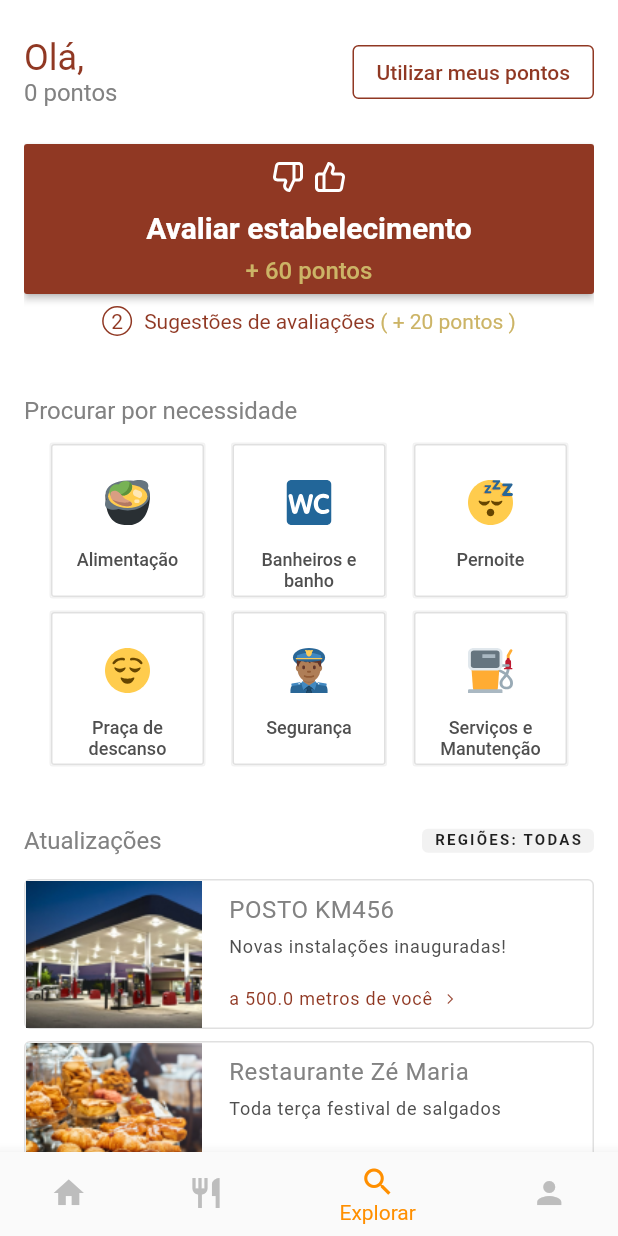
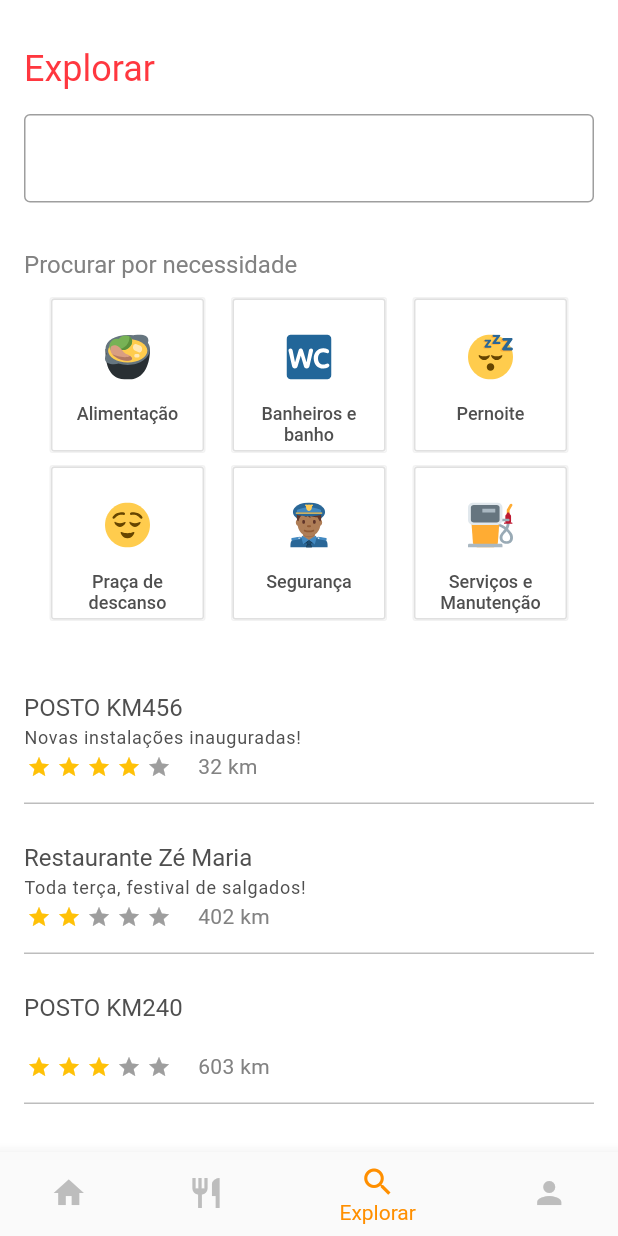
Before and after one commit to rafaelmpessoa/ccr268-mobile, a Flutter app: the screen it shows after launch, item 3 of the bottom bar chosen, on a phone screen of 412 x 824 dp. Run offline on Flutter 3.47's test engine with Material 2 defaults, Android fonts, the phone set to English and light mode, and no system bars; drawn by our look-alikes of flutter_rating_bar; our stand-ins replace auto_route, bloc, cloud_firestore, dartz, flutter_bloc, flutter_svg and 3 more; missing offline and left inert: esys_flutter_share, qrscan; accounts and stored records are empty; generated files the repository leaves out were written again.

Commit message:
final project

```diff
--- a/lib/constants.dart
+++ b/lib/constants.dart
@@ -6,8 +6,8 @@ const kBackgroudColor06 = Color(0xFFF2F2F2);
 const kBackgroudColor03 = Color(0xFF828282);
 const kBackgroudColor04 = Color(0xFFBDBDBD);
 const kBackgroudColor05 = Color(0xFFE0E0E0);
-const kBrandColor = Color(0xFF903823);
-const kYellowColor = Color(0xFFCCB466);
+const kBrandColor = Color(0xFFFF373F);
+const kYellowColor = Color(0xFF333333);
 const kPrimaryColor = Color(0xFFF25F3A);
 const kPaddingVertial = 16.0;
 const kBoxHeigth = 136.0;
--- a/lib/presentation/explore/explore_page.dart
+++ b/lib/presentation/explore/explore_page.dart
@@ -0,0 +1,243 @@
+import 'package:ccr/constants.dart';
+import 'package:flutter/material.dart';
+import 'package:flutter_rating_bar/flutter_rating_bar.dart';
+import 'package:flutter_svg/flutter_svg.dart';
+
+class ExplorePage extends StatelessWidget {
+  @override
+  Widget build(BuildContext context) {
+    return Container(
+      color: Colors.white,
+      padding: const EdgeInsets.symmetric(horizontal: kPaddingVertial),
+      child: SingleChildScrollView(
+        child: Column(
+          children: <Widget>[
+            SizedBox(
+              height: 32,
+            ),
+            _buildHeader(),
+            SizedBox(
+              height: 32,
+            ),
+            Column(
+              crossAxisAlignment: CrossAxisAlignment.start,
+              children: <Widget>[
+                _buildListItem("POSTO KM456", "Novas instalações inauguradas!",
+                    4, 32, context),
+                SizedBox(
+                  height: 26,
+                ),
+                _buildListItem("Restaurante Zé Maria",
+                    "Toda terça, festival de salgados!", 2, 402, context),
+                SizedBox(
+                  height: 26,
+                ),
+                _buildListItem("POSTO KM240", "", 3, 603, context),
+                SizedBox(
+                  height: kPaddingVertial,
+                ),
+              ],
+            ),
+          ],
+        ),
+      ),
+    );
+  }
+
+  Widget _buildListItem(String title, String description, double ratting,
+      double distance, BuildContext context) {
+    return Column(
+      children: <Widget>[
+        _buildStoppinPointItem(
+          title,
+          description,
+          ratting,
+          distance,
+        ),
+        SizedBox(
+          height: 16,
+        ),
+        Container(
+          height: 1,
+          width: double.infinity,
+          color: kBackgroudColor04,
+        )
+      ],
+    );
+  }
+
+  Column _buildHeader() {
+    return Column(
+      crossAxisAlignment: CrossAxisAlignment.start,
+      children: <Widget>[
+        Text(
+          "Explorar",
+          style: TextStyle(
+            color: kBrandColor,
+            fontSize: 24,
+          ),
+        ),
+        SizedBox(
+          height: kPaddingVertial,
+        ),
+        TextField(
+          decoration: InputDecoration(
+            border: OutlineInputBorder(
+              borderSide: BorderSide(
+                width: 1,
+              ),
+            ),
+          ),
+        ),
+        SizedBox(
+          height: 32,
+        ),
+        _buildGridFeatures(),
+        SizedBox(
+          height: 16,
+        ),
+      ],
+    );
+  }
+
+  Container _buildGridFeatures() {
+    return Container(
+      width: double.infinity,
+      child: Column(
+        crossAxisAlignment: CrossAxisAlignment.start,
+        children: <Widget>[
+          Text(
+            "Procurar por necessidade",
+            style: TextStyle(fontSize: 16, color: kBackgroudColor03),
+          ),
+          SizedBox(
+            height: 12,
+          ),
+          Column(
+            children: <Widget>[
+              Row(
+                mainAxisAlignment: MainAxisAlignment.spaceEvenly,
+                children: <Widget>[
+                  _buildGridItem("Alimentação", "assets/icons/comida.svg"),
+                  _buildGridItem("Banheiros e\nbanho", "assets/icons/wc.svg"),
+                  _buildGridItem("Pernoite", "assets/icons/dormir.svg"),
+                ],
+              ),
+              SizedBox(
+                height: 8,
+              ),
+              Row(
+                mainAxisAlignment: MainAxisAlignment.spaceEvenly,
+                children: <Widget>[
+                  _buildGridItem(
+                      "Praça de\ndescanso", "assets/icons/descanso.svg"),
+                  _buildGridItem("Segurança", "assets/icons/seguranca.svg"),
+                  _buildGridItem(
+                      "Serviços e\nManutenção", "assets/icons/servicos.svg"),
+                ],
+              ),
+            ],
+          ),
+        ],
+      ),
+    );
+  }
+
+  Container _buildGridItem(String text, String icon) {
+    return Container(
+      width: 104,
+      height: 104,
+      decoration: BoxDecoration(
+        borderRadius: BorderRadius.circular(2),
+        border: Border.all(
+          color: kBackgroudColor06,
+          width: 1,
+        ),
+      ),
+      child: OutlineButton(
+        onPressed: () => null,
+        child: Column(
+          children: <Widget>[
+            SizedBox(
+              height: 24,
+            ),
+            SvgPicture.asset(icon),
+            SizedBox(
+              height: 16,
+            ),
+            Text(
+              text,
+              style: TextStyle(
+                color: kBackgroudColor02,
+                fontSize: 12,
+              ),
+              textAlign: TextAlign.center,
+            )
+          ],
+        ),
+      ),
+    );
+  }
+
+  Column _buildStoppinPointItem(
+      String title, String description, double ratting, double distance) {
+    return Column(
+      crossAxisAlignment: CrossAxisAlignment.start,
+      children: <Widget>[
+        Text(
+          title,
+          style: TextStyle(
+            fontSize: 16,
+            color: kBackgroudColor02,
+          ),
+        ),
+        SizedBox(
+          height: 4,
+        ),
+        Text(
+          description,
+          style: TextStyle(
+            letterSpacing: 0.5,
+            fontSize: 12,
+            color: kBackgroudColor02,
+          ),
+        ),
+        SizedBox(
+          height: 4,
+        ),
+        Row(
+          children: <Widget>[
+            RatingBar(
+              ignoreGestures: true,
+              itemSize: 16,
+              initialRating: ratting,
+              minRating: 1,
+              direction: Axis.horizontal,
+              allowHalfRating: true,
+              itemCount: 5,
+              itemPadding: EdgeInsets.symmetric(horizontal: 2.0),
+              itemBuilder: (context, _) => Icon(
+                Icons.star,
+                color: Colors.amber,
+              ),
+              onRatingUpdate: (rating) {
+                print(rating);
+              },
+            ),
+            SizedBox(
+              width: 16,
+            ),
+            Text(
+              "${distance.toInt()} km",
+              style: TextStyle(
+                color: kBackgroudColor03,
+                fontSize: 14,
+                letterSpacing: 0.25,
+              ),
+            )
+          ],
+        )
+      ],
+    );
+  }
+}
--- a/lib/presentation/home/home_page.dart
+++ b/lib/presentation/home/home_page.dart
@@ -2,6 +2,7 @@ import 'package:auto_route/auto_route.dart';
 import 'package:ccr/constants.dart';
 import 'package:ccr/domain/models/user.dart';
 import 'package:ccr/injection.dart';
+import 'package:ccr/presentation/explore/explore_page.dart';
 import 'package:ccr/presentation/home/bloc/home_bloc.dart';
 import 'package:ccr/presentation/router.gr.dart';
 import 'package:ccr/presentation/splash/splash_page.dart';
@@ -31,11 +32,15 @@ class _HomePageState extends State<HomePage> {
         );
     isSplashPage = true;
 
-    Future.delayed(Duration(milliseconds: 1000)).then((value) {
-      setState(() {
+    Future.delayed(Duration(milliseconds: 1000)).then(
+      (value) {
+        setState(
+          () {
             isSplashPage = false;
-      });
-    });
+          },
+        );
+      },
+    );
   }
 
   int _selectedIndex = 0;
@@ -44,6 +49,17 @@ class _HomePageState extends State<HomePage> {
     setState(() {
       _selectedIndex = index;
     });
+  }
+
+  Widget _selectPage(Size size) {
+    switch (_selectedIndex) {
+      case 2:
+        return ExplorePage();
+        break;
+      default:
+        return _buldHomePage(size);
+        break;
+    }
   }
 
   @override
@@ -55,14 +71,19 @@ class _HomePageState extends State<HomePage> {
           ? SplashPage()
           : BaseScaffold(
               bottomNavigationBar: _buildNavigationBottomBar(),
-              body: Container(
+              body: _selectPage(size),
+            ),
+    );
+  }
+
+  Container _buldHomePage(Size size) {
+    return Container(
+      color: Colors.white,
       padding: EdgeInsets.symmetric(
         horizontal: 16,
       ),
       child: SingleChildScrollView(
         child: _buildHomeBody(size),
-                ),
-              ),
       ),
     );
   }
@@ -343,7 +364,10 @@ class _HomePageState extends State<HomePage> {
         ),
       ),
       child: OutlineButton(
-        onPressed: () => null,
+        onPressed: () => ExtendedNavigator.of(context).pushNamed(
+          Routes.exploreItemPage,
+          arguments: ExploreItemPageArguments(needName: text),
+        ),
         child: Column(
           children: <Widget>[
             SizedBox(
--- a/lib/presentation/rate/rate_page.dart
+++ b/lib/presentation/rate/rate_page.dart
@@ -15,7 +15,9 @@ class RatePage extends StatelessWidget with StepMixin {
   @override
   Widget build(BuildContext context) {
     return BaseScaffold(
-      body: Column(
+      body: Container(
+        color: Colors.white,
+        child: Column(
           crossAxisAlignment: CrossAxisAlignment.start,
           children: <Widget>[
             // SizedBox(
@@ -64,6 +66,7 @@ class RatePage extends StatelessWidget with StepMixin {
               ),
             )
           ],
+        ),
       ),
     );
   }
--- a/lib/presentation/rate/rate_step_page.dart
+++ b/lib/presentation/rate/rate_step_page.dart
@@ -68,7 +68,9 @@ class _RateStepPageState extends State<RateStepPage> {
   @override
   Widget build(BuildContext context) {
     return BaseScaffold(
-      body: SingleChildScrollView(
+      body: Container(
+        color: Colors.white,
+        child: SingleChildScrollView(
           child: Column(
             crossAxisAlignment: CrossAxisAlignment.start,
             children: <Widget>[
@@ -149,6 +151,7 @@ class _RateStepPageState extends State<RateStepPage> {
                 ),
               ),
             ],
+          ),
         ),
       ),
     );
--- a/lib/presentation/rate/rate_success_page.dart
+++ b/lib/presentation/rate/rate_success_page.dart
@@ -11,7 +11,8 @@ class RateSuccessPage extends StatelessWidget {
   @override
   Widget build(BuildContext context) {
     return BaseScaffold(
-      body: Padding(
+      body: Container(
+        color: Colors.white,
         padding: const EdgeInsets.symmetric(horizontal: 75),
         child: Column(
           children: <Widget>[
--- a/lib/presentation/router.dart
+++ b/lib/presentation/router.dart
@@ -1,4 +1,6 @@
 import 'package:auto_route/auto_route_annotations.dart';
+import 'package:ccr/presentation/explore/explore_item_page.dart';
+import 'package:ccr/presentation/explore/explore_page.dart';
 import 'package:ccr/presentation/home/home_page.dart';
 import 'package:ccr/presentation/rate/rate_page.dart';
 import 'package:ccr/presentation/rate/rate_report_page.dart';
@@ -15,4 +17,5 @@ class $Router {
   RateReportPage rateReportPage;
   RateSendPage rateSendPage;
   RateSuccessPage rateSuccessPage;
+  ExploreItemPage exploreItemPage;
 }
--- a/lib/presentation/widgets/base_scaffold.dart
+++ b/lib/presentation/widgets/base_scaffold.dart
@@ -1,3 +1,4 @@
+import 'package:ccr/constants.dart';
 import 'package:flutter/material.dart';
 
 class BaseScaffold extends StatelessWidget {
@@ -9,7 +10,10 @@ class BaseScaffold extends StatelessWidget {
   Widget build(BuildContext context) {
     return Scaffold(
       backgroundColor: Colors.white,
-      body: SafeArea(child: body),
+      body: Container(
+        child: SafeArea(child: body),
+        color: kBrandColor,
+      ),
       bottomNavigationBar: bottomNavigationBar,
     );
   }
```
Also changed, not shown: lib/presentation/explore/explore_item_page.dart (added, +168 -0 lines), lib/presentation/rate/rate_report_page.dart (+8 -3 lines), lib/presentation/rate/rate_send_page..dart (+6 -2 lines), assets/images/seguranca.svg (renamed from assets/images/segurança.svg), lib/presentation/router.gr.dart, 3 other files. Lines whose indentation alone changed are shown as unchanged.
